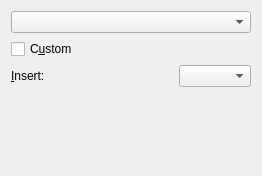
KDE/krita, file libs/kotext/timedateformatwidget.ui: the form before one commit.
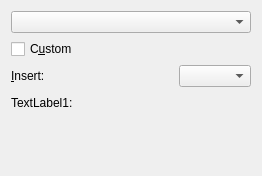
The form after the commit. Custom widgets are drawn as their Qt base class.

What changed in the file:
```diff
--- a/libs/kotext/timedateformatwidget.ui
+++ b/libs/kotext/timedateformatwidget.ui
@@ -119,7 +119,7 @@
        <item>
         <widget class="QLabel" name="label_correction" >
          <property name="text" >
-          <string/>
+          <string comment="KDE::DoNotExtract" >TextLabel1:</string>
          </property>
         </widget>
        </item>
```
